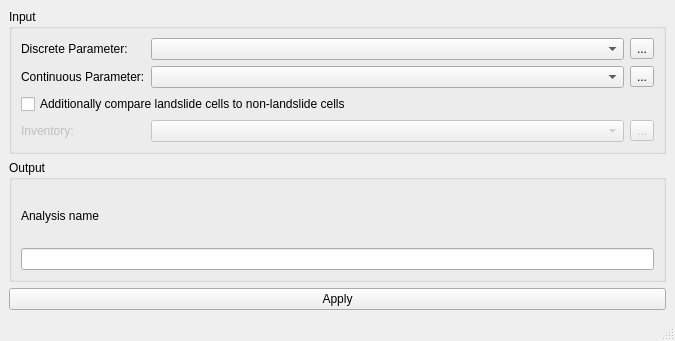
Qt form core/uis/PointBiserial_ui/PointBiserial.ui (BGR-EGHA/LSAT) before a commit.
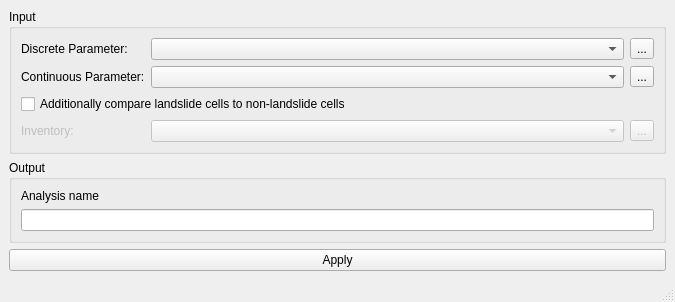
The same form after that commit.

```diff
--- a/core/uis/PointBiserial_ui/PointBiserial.ui
+++ b/core/uis/PointBiserial_ui/PointBiserial.ui
@@ -7,7 +7,7 @@
     <x>0</x>
     <y>0</y>
     <width>675</width>
-    <height>341</height>
+    <height>294</height>
    </rect>
   </property>
   <property name="windowTitle">
```
